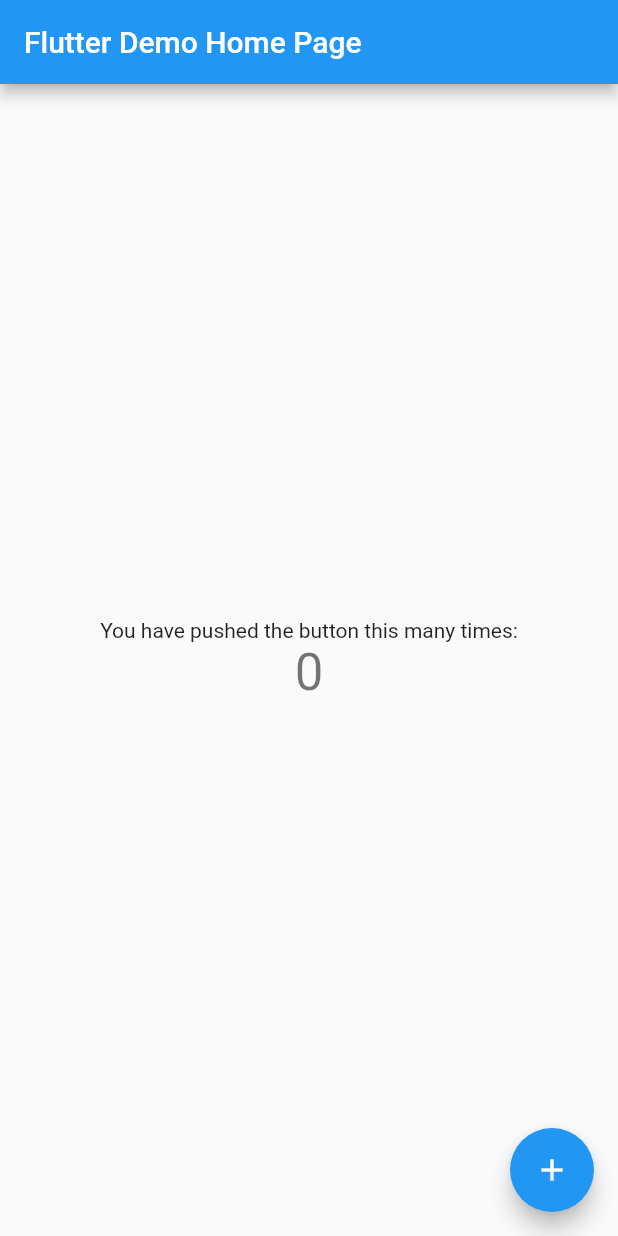
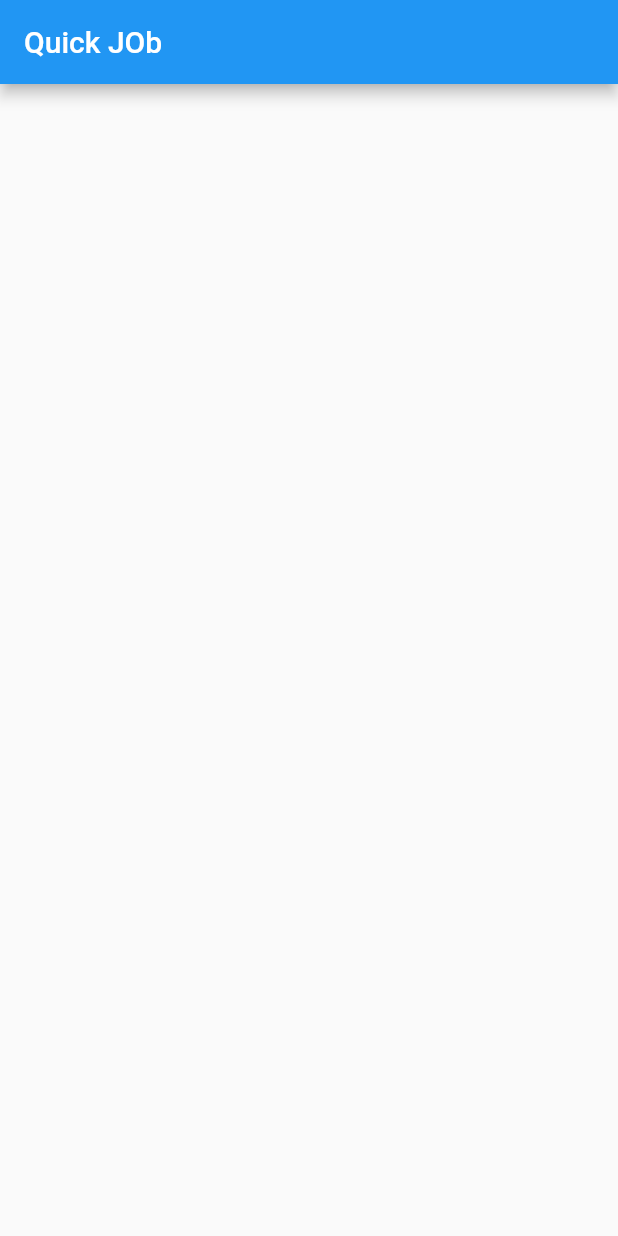
Before and after one commit to princev89/365task, a Flutter app: the screen it shows after launch, on a phone screen of 412 x 824 dp. Run offline on Flutter 3.47's test engine with Material 2 defaults, Android fonts, the phone set to English and light mode, and no system bars.

Commit message:
added title

```diff
--- a/lib/main.dart
+++ b/lib/main.dart
@@ -5,7 +5,7 @@ void main() {
 }
 
 class MyApp extends StatelessWidget {
-  // This widget is the root of your application.
+
   @override
   Widget build(BuildContext context) {
     return MaterialApp(
@@ -14,92 +14,16 @@ class MyApp extends StatelessWidget {
 
         primarySwatch: Colors.blue,
       ),
-      home: MyHomePage(title: 'Flutter Demo Home Page'),
+      home:Home(),
     );
   }
 }
 
-class MyHomePage extends StatefulWidget {
-  MyHomePage({Key key, this.title}) : super(key: key);
-
-  // This widget is the home page of your application. It is stateful, meaning
-  // that it has a State object (defined below) that contains fields that affect
-  // how it looks.
-
-  // This class is the configuration for the state. It holds the values (in this
-  // case the title) provided by the parent (in this case the App widget) and
-  // used by the build method of the State. Fields in a Widget subclass are
-  // always marked "final".
-
-  final String title;
-
-  @override
-  _MyHomePageState createState() => _MyHomePageState();
-}
-
-class _MyHomePageState extends State<MyHomePage> {
-  int _counter = 0;
-
-  void _incrementCounter() {
-    setState(() {
-      // This call to setState tells the Flutter framework that something has
-      // changed in this State, which causes it to rerun the build method below
-      // so that the display can reflect the updated values. If we changed
-      // _counter without calling setState(), then the build method would not be
-      // called again, and so nothing would appear to happen.
-      _counter++;
-    });
-  }
-
+class Home extends StatelessWidget {
   @override
   Widget build(BuildContext context) {
-    // This method is rerun every time setState is called, for instance as done
-    // by the _incrementCounter method above.
-    //
-    // The Flutter framework has been optimized to make rerunning build methods
-    // fast, so that you can just rebuild anything that needs updating rather
-    // than having to individually change instances of widgets.
     return Scaffold(
-      appBar: AppBar(
-        // Here we take the value from the MyHomePage object that was created by
-        // the App.build method, and use it to set our appbar title.
-        title: Text(widget.title),
-      ),
-      body: Center(
-        // Center is a layout widget. It takes a single child and positions it
-        // in the middle of the parent.
-        child: Column(
-          // Column is also a layout widget. It takes a list of children and
-          // arranges them vertically. By default, it sizes itself to fit its
-          // children horizontally, and tries to be as tall as its parent.
-          //
-          // Invoke "debug painting" (press "p" in the console, choose the
-          // "Toggle Debug Paint" action from the Flutter Inspector in Android
-          // Studio, or the "Toggle Debug Paint" command in Visual Studio Code)
-          // to see the wireframe for each widget.
-          //
-          // Column has various properties to control how it sizes itself and
-          // how it positions its children. Here we use mainAxisAlignment to
-          // center the children vertically; the main axis here is the vertical
-          // axis because Columns are vertical (the cross axis would be
-          // horizontal).
-          mainAxisAlignment: MainAxisAlignment.center,
-          children: <Widget>[
-            Text(
-              'You have pushed the button this many times:',
-            ),
-            Text(
-              '$_counter',
-              style: Theme.of(context).textTheme.headline4,
-            ),
-          ],
-        ),
-      ),
-      floatingActionButton: FloatingActionButton(
-        onPressed: _incrementCounter,
-        tooltip: 'Increment',
-        child: Icon(Icons.add),
-      ), // This trailing comma makes auto-formatting nicer for build methods.
+      appBar: AppBar(title: Text('Quick JOb'),),
     );
   }
 }
```
